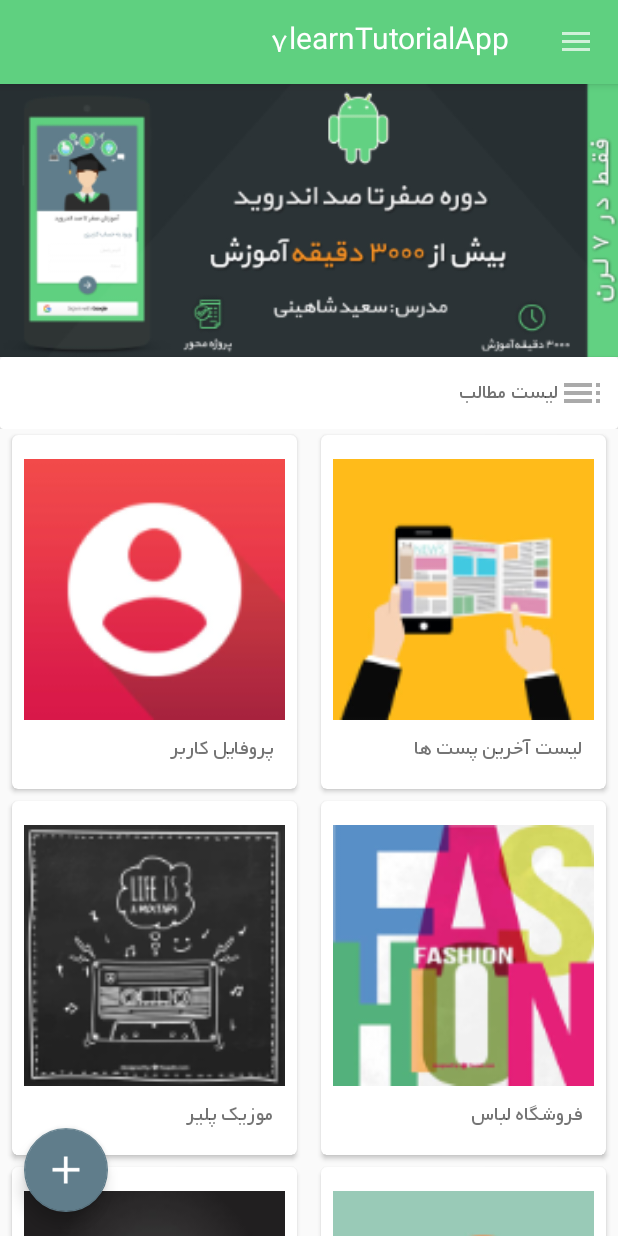
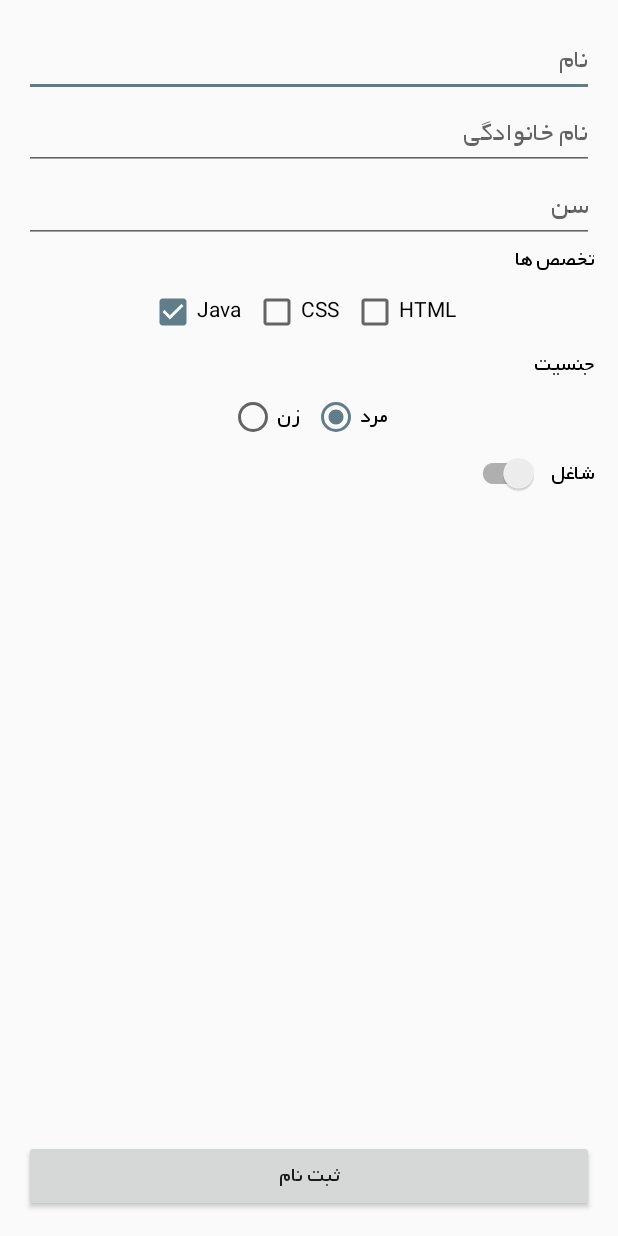
Before and after one commit to a-donyagard/7learnTutorialApp, an Android app: the screen it shows after launch (MainActivity before the commit, SignUpActivity after it), on a phone screen of 412 x 824 dp. Run offline under Robolectric (Android 15) with nearby library versions, the phone set to English and light mode, and no system bars.

Commit message:
send user information in json format to server and insert them to table

```diff
--- /dev/null
+++ b/app/src/main/java/com/example/android/a7learntutorialapp/view/activity/SignUpActivity.java
@@ -0,0 +1,89 @@
+package com.example.android.a7learntutorialapp.view.activity;
+
+import android.support.v7.app.AppCompatActivity;
+import android.os.Bundle;
+import android.support.v7.widget.SwitchCompat;
+import android.view.View;
+import android.widget.Button;
+import android.widget.CheckBox;
+import android.widget.EditText;
+import android.widget.RadioButton;
+import android.widget.Toast;
+
+import com.example.android.a7learntutorialapp.ApiService;
+import com.example.android.a7learntutorialapp.R;
+
+import org.json.JSONArray;
+import org.json.JSONException;
+import org.json.JSONObject;
+
+public class SignUpActivity extends AppCompatActivity {
+
+    @Override
+    protected void onCreate(Bundle savedInstanceState) {
+        super.onCreate(savedInstanceState);
+        setContentView(R.layout.activity_sign_up);
+
+        final EditText firstNameEditText = (EditText) findViewById(R.id.text_first_name);
+        final EditText lastNameEditText = (EditText) findViewById(R.id.text_last_name);
+        final EditText ageEditText = (EditText) findViewById(R.id.text_age);
+
+        final CheckBox cssCheckBox = (CheckBox) findViewById(R.id.css_checkbox);
+        final CheckBox htmlCheckBox = (CheckBox) findViewById(R.id.html_checkbox);
+        final CheckBox javaCheckBox = (CheckBox) findViewById(R.id.java_checkbox);
+
+        final RadioButton maleRadio = (RadioButton) findViewById(R.id.male_radio);
+        RadioButton femaleRadio = (RadioButton) findViewById(R.id.female_radio);
+
+        final SwitchCompat hasJobSwitchCompat = (SwitchCompat) findViewById(R.id.has_job_switch);
+
+        Button signUpButton = (Button) findViewById(R.id.button_signup);
+        signUpButton.setOnClickListener(new View.OnClickListener() {
+            @Override
+            public void onClick(View view) {
+                ApiService apiService = new ApiService(SignUpActivity.this);
+
+                JSONObject requestJsonObject = new JSONObject();
+                try {
+                    requestJsonObject.put("first_name", firstNameEditText.getText().toString());
+                    requestJsonObject.put("last_name", lastNameEditText.getText().toString());
+                    requestJsonObject.put("has_job", hasJobSwitchCompat.isChecked());
+                    requestJsonObject.put("age", ageEditText.getText().toString());
+                    if (maleRadio.isChecked()) {
+                        requestJsonObject.put("gender", "male");
+                    } else {
+                        requestJsonObject.put("gender", "female");
+                    }
+
+                    JSONArray skillsJsonArray = new JSONArray();
+                    if (cssCheckBox.isChecked()) {
+                        skillsJsonArray.put("Css");
+                    }
+
+                    if (htmlCheckBox.isChecked()) {
+                        skillsJsonArray.put("Html");
+                    }
+
+                    if (javaCheckBox.isChecked()) {
+                        skillsJsonArray.put("java");
+                    }
+                    requestJsonObject.put("skills", skillsJsonArray);
+
+
+                    apiService.signUpUser(requestJsonObject, new ApiService.OnSignupComplete() {
+                        @Override
+                        public void onSignUp(boolean success) {
+                            if (success) {
+                                Toast.makeText(SignUpActivity.this, "ثبت نام با موفقیت انجام شد.", Toast.LENGTH_LONG).show();
+                            } else {
+                                Toast.makeText(SignUpActivity.this, "ثبت نام انجام نشد، دوباره سعی کنید!", Toast.LENGTH_LONG).show();
+                            }
+                        }
+                    });
+                } catch (JSONException e) {
+                    e.printStackTrace();
+                }
+            }
+        });
+    }
+}
--- /dev/null
+++ b/app/src/main/res/layout/activity_sign_up.xml
@@ -0,0 +1,123 @@
+<?xml version="1.0" encoding="utf-8"?>
+<RelativeLayout xmlns:android="http://schemas.android.com/apk/res/android"
+    xmlns:app="http://schemas.android.com/apk/res-auto"
+    xmlns:tools="http://schemas.android.com/tools"
+    android:layout_width="match_parent"
+    android:layout_height="match_parent"
+    android:paddingLeft="@dimen/activity_horizontal_margin"
+    android:paddingTop="@dimen/activity_vertical_margin"
+    android:paddingRight="@dimen/activity_horizontal_margin"
+    android:paddingBottom="@dimen/activity_vertical_margin"
+    tools:context=".view.activity.SignUpActivity">
+
+    <LinearLayout
+        android:layout_width="match_parent"
+        android:layout_height="wrap_content"
+        android:orientation="vertical">
+
+        <EditText
+            android:id="@+id/text_first_name"
+            android:layout_width="match_parent"
+            android:layout_height="wrap_content"
+            android:hint="نام" />
+
+        <EditText
+            android:id="@+id/text_last_name"
+            android:layout_width="match_parent"
+            android:layout_height="wrap_content"
+            android:hint="نام خانوادگی" />
+
+        <EditText
+            android:id="@+id/text_age"
+            android:layout_width="match_parent"
+            android:layout_height="wrap_content"
+            android:hint="سن" />
+
+        <TextView
+            android:layout_width="wrap_content"
+            android:layout_height="wrap_content"
+            android:layout_gravity="right"
+            android:layout_marginBottom="@dimen/standard_margin"
+            android:text="تخصص ها"
+            android:textColor="@android:color/black"
+            android:textSize="@dimen/normal_font_size" />
+
+        <LinearLayout
+            android:layout_width="match_parent"
+            android:layout_height="wrap_content"
+            android:layout_marginBottom="@dimen/standard_margin"
+            android:gravity="center"
+            android:orientation="horizontal">
+
+            <CheckBox
+                android:id="@+id/java_checkbox"
+                android:layout_width="wrap_content"
+                android:layout_height="wrap_content"
+                android:layout_marginRight="@dimen/standard_margin"
+                android:checked="true"
+                android:text="Java" />
+
+            <CheckBox
+                android:id="@+id/css_checkbox"
+                android:layout_width="wrap_content"
+                android:layout_height="wrap_content"
+                android:layout_marginRight="@dimen/standard_margin"
+                android:text="CSS" />
+
+            <CheckBox
+                android:id="@+id/html_checkbox"
+                android:layout_width="wrap_content"
+                android:layout_height="wrap_content"
+                android:layout_marginRight="@dimen/standard_margin"
+                android:text="HTML" />
+        </LinearLayout>
+
+        <TextView
+            android:layout_width="wrap_content"
+            android:layout_height="wrap_content"
+            android:layout_gravity="right"
+            android:layout_marginBottom="@dimen/standard_margin"
+            android:text="جنسیت"
+            android:textColor="@android:color/black"
+            android:textSize="@dimen/normal_font_size" />
+
+        <RadioGroup
+            android:layout_width="match_parent"
+            android:layout_height="wrap_content"
+            android:layout_marginBottom="@dimen/standard_margin"
+            android:gravity="center"
+            android:orientation="horizontal">
+
+            <RadioButton
+                android:id="@+id/female_radio"
+                android:layout_width="wrap_content"
+                android:layout_height="wrap_content"
+                android:layout_marginRight="@dimen/standard_margin"
+                android:text="زن" />
+
+            <RadioButton
+                android:id="@+id/male_radio"
+                android:layout_width="wrap_content"
+                android:layout_height="wrap_content"
+                android:checked="true"
+                android:text="مرد" />
+        </RadioGroup>
+
+        <android.support.v7.widget.SwitchCompat
+            android:id="@+id/has_job_switch"
+            android:layout_width="wrap_content"
+            android:layout_height="wrap_content"
+            android:layout_gravity="right"
+            android:layoutDirection="rtl"
+            android:text="شاغل"
+            app:switchPadding="@dimen/standard_margin" />
+
+    </LinearLayout>
+
+    <Button
+        android:id="@+id/button_signup"
+        android:layout_width="match_parent"
+        android:layout_height="wrap_content"
+        android:layout_alignParentBottom="true"
+        android:text="ثبت نام" />
+</RelativeLayout>
```
Also changed, not shown: app/src/main/AndroidManifest.xml (+12 -18 lines), app/src/main/java/com/example/android/a7learntutorialapp/ApiService.java (+31 -1 lines), app/src/main/java/com/example/android/a7learntutorialapp/animations/AnimationActivity.java (+17 -16 lines), app/src/main/java/com/example/android/a7learntutorialapp/sign_up_sample.json (added, +12 -0 lines).
